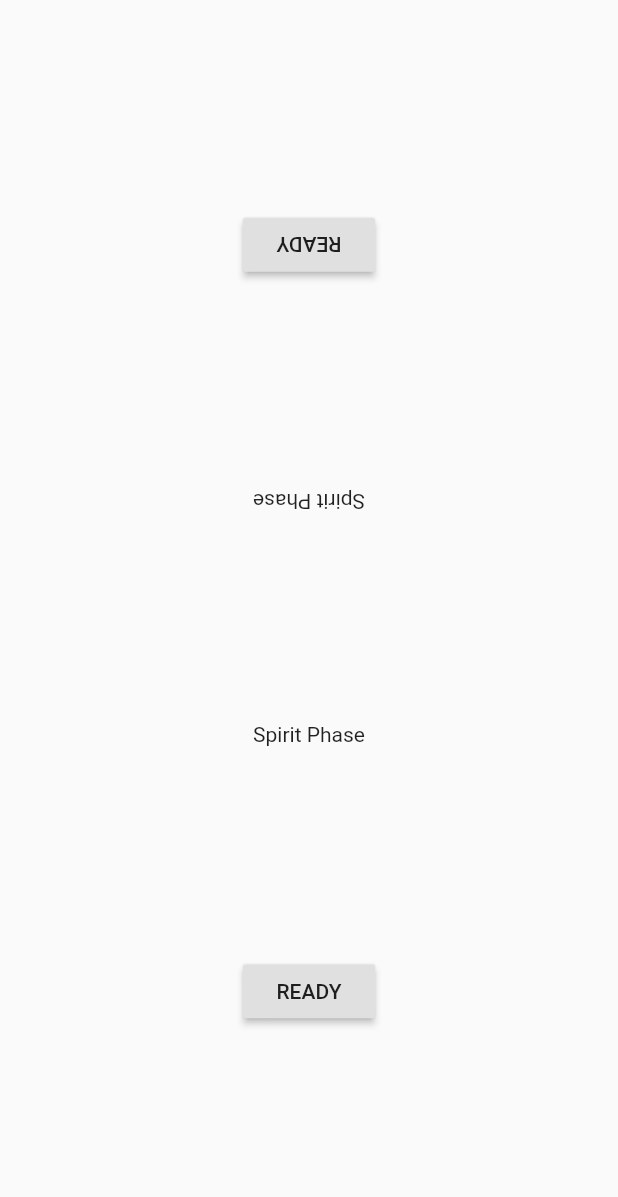
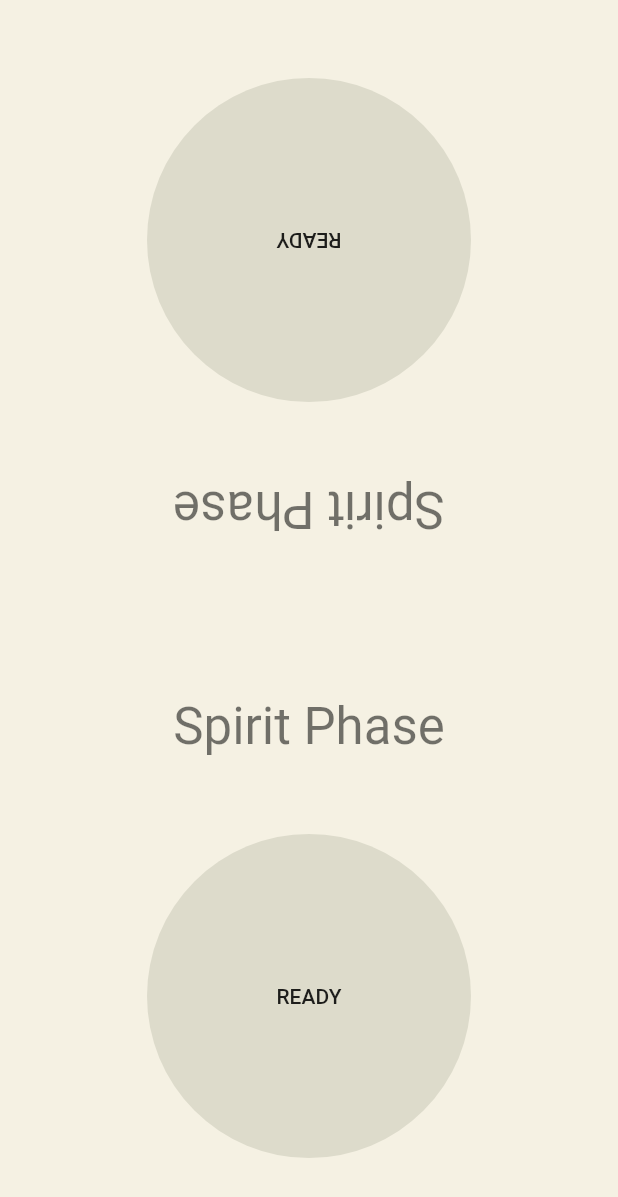
Before and after one commit to Querri/Turn_Tracker, a Flutter app: the screen it shows after launch, after a tap on "START", on a phone screen of 412 x 824 dp. Shown: the top 1197 px of the screen. Run offline on Flutter 3.47's test engine with Material 2 defaults, Android fonts, the phone set to English and light mode, and no system bars.

Commit message:
Theme and flexible layout

```diff
--- a/spirit_island_app/lib/game_view.dart
+++ b/spirit_island_app/lib/game_view.dart
@@ -4,6 +4,7 @@ import 'package:flutter/material.dart';
 
 class GameView extends StatefulWidget {
   final gameName = 'Spirit Island';
+  final phaseCount = _getPhaseCount('Spirit Island');
   final playerCount = 2;
 
   @override
@@ -13,7 +14,7 @@ class GameView extends StatefulWidget {
 class _GameViewState extends State<GameView> {
   bool readyPlayer1 = false;
   bool readyPlayer2 = false;
-  int phaseNum = 1;
+  int currentPhase = 1;
 
   /// Toggle Ready button and check if all players are ready.
   void _toggleReadiness(playerNum) {
@@ -28,10 +29,10 @@ class _GameViewState extends State<GameView> {
         readyPlayer1 = false;
         readyPlayer2 = false;
 
-        if (phaseNum < 4) {
-          phaseNum += 1;
+        if (currentPhase < 4) {
+          currentPhase += 1;
         } else {
-          phaseNum = 1;
+          currentPhase = 1;
         }
       }
     });
@@ -40,25 +41,63 @@ class _GameViewState extends State<GameView> {
   @override
   Widget build(BuildContext context) {
     return Scaffold(
+      backgroundColor: Theme.of(context).colorScheme.background,
       body: Center(
         child: Column(
           mainAxisAlignment: MainAxisAlignment.spaceEvenly,
           children: [
-            RotatedBox(
+            Expanded(
+              child: Container(
+                decoration: BoxDecoration(
+                  color: _getContainerColor(context, readyPlayer2),
+                  borderRadius: BorderRadius.vertical(
+                      bottom: Radius.circular(100),
+                  ),
+                ),
+                width: double.infinity,
+                child: RotatedBox(
                   quarterTurns: 2,
-              child: RaisedButton(
+                  child: Column(
+                    mainAxisAlignment: MainAxisAlignment.spaceEvenly,
+                    children: [
+                      Text(
+                        _getPhaseText('Spirit Island', currentPhase),
+                        style: Theme.of(context).textTheme.headline4,
+                      ),
+                      FlatButton(
+                        color: _getReadyButtonColor(context, readyPlayer2),
+                        padding: EdgeInsets.all(100),
+                        shape: CircleBorder(),
                         onPressed: () {
                           _toggleReadiness(2);
                         },
                         child: Text('READY'),
                       ),
+                    ],
                   ),
-            RotatedBox(
-              quarterTurns: 2,
-              child: Text(_getPhaseText('Spirit Island', phaseNum)),
                 ),
-            Text(_getPhaseText('Spirit Island', phaseNum)),
-            RaisedButton(
+              ),
+            ),
+            Expanded(
+              child: Container(
+                decoration: BoxDecoration(
+                  color: _getContainerColor(context, readyPlayer1),
+                  borderRadius: BorderRadius.vertical(
+                    top: Radius.circular(100),
+                  ),
+                ),
+                width: double.infinity,
+                child: Column(
+                  mainAxisAlignment: MainAxisAlignment.spaceEvenly,
+                  children: [
+                    Text(
+                      _getPhaseText('Spirit Island', currentPhase),
+                      style: Theme.of(context).textTheme.headline4,
+                    ),
+                    FlatButton(
+                      color: _getReadyButtonColor(context, readyPlayer1),
+                      padding: EdgeInsets.all(100),
+                      shape: CircleBorder(),
                       onPressed: () {
                         _toggleReadiness(1);
                       },
@@ -67,10 +106,40 @@ class _GameViewState extends State<GameView> {
                   ],
                 ),
               ),
+            ),
+          ],
+        ),
+      ),
     );
   }
 }
 
+Color _getContainerColor(context, isReady) {
+  if (isReady) {
+    return Theme.of(context).colorScheme.primaryVariant;
+  } else {
+    return Theme.of(context).colorScheme.background;
+  }
+}
+
+Color _getReadyButtonColor(context, isReady) {
+  if (isReady) {
+    return Theme.of(context).colorScheme.primary;
+  } else {
+    return Theme.of(context).colorScheme.secondary;
+  }
+}
+
+/// Get the number of phases in a game.
+int _getPhaseCount(gameName) {
+  switch (gameName) {
+    case ('Spirit Island'): return 5;
+    case ('Direwild'): return 3;
+  }
+  return 0;
+}
+
+/// Get the name of the phase.
 String _getPhaseText(gameName, phaseNum) {
   switch (gameName) {
     case ('Spirit Island'): {
--- a/spirit_island_app/lib/main.dart
+++ b/spirit_island_app/lib/main.dart
@@ -12,23 +12,61 @@ class MyApp extends StatelessWidget {
   Widget build(BuildContext context) {
     return MaterialApp(
       title: 'Flutter Demo',
-      theme: ThemeData(
-        // This is the theme of your application.
-        //
-        // Try running your application with "flutter run". You'll see the
-        // application has a blue toolbar. Then, without quitting the app, try
-        // changing the primarySwatch below to Colors.green and then invoke
-        // "hot reload" (press "r" in the console where you ran "flutter run",
-        // or simply save your changes to "hot reload" in a Flutter IDE).
-        // Notice that the counter didn't reset back to zero; the application
-        // is not restarted.
-        primarySwatch: Colors.blue,
-        // This makes the visual density adapt to the platform that you run
-        // the app on. For desktop platforms, the controls will be smaller and
-        // closer together (more dense) than on mobile platforms.
-        visualDensity: VisualDensity.adaptivePlatformDensity,
-      ),
+      theme: theme(),
       home: MainView(),
     );
   }
 }
+
+/// Theme for the app.
+ThemeData theme() {
+  final ThemeData base = ThemeData.light();
+  return base.copyWith(
+    colorScheme: _colorScheme,
+
+    appBarTheme: AppBarTheme(
+      color: _colorScheme.primary,
+    ),
+
+    backgroundColor: _colorScheme.background,
+
+    buttonTheme: ButtonThemeData(
+      focusColor: _colorScheme.secondary,
+      buttonColor: _colorScheme.secondary,
+      minWidth: 120,
+      height: 50,
+      shape: RoundedRectangleBorder(
+        borderRadius: BorderRadius.circular(25),
+      )
+    ),
+  );
+}
+
+/// Colors and color scheme.
+const Color white = Color(0xFFFFFFFF);
+const Color alabaster = Color(0xFFF5F1E3);
+const Color bone = Color(0xFFDDDBCB);
+const Color lightBlue = Color(0xFF7CBBBB);
+const Color blue = Color(0xFF1B9AAA);
+const Color black = Color(0xFF050505);
+
+const ColorScheme _colorScheme = ColorScheme(
+  brightness: Brightness.light,
+
+  primary: blue,
+  primaryVariant: lightBlue,
+  onPrimary: white,
+
+  secondary: bone,
+  secondaryVariant: bone,
+  onSecondary: black,
+
+  background: alabaster,
+  onBackground: black,
+
+  error: black,
+  onError: white,
+
+  surface: white,
+  onSurface: black,
+);
--- a/spirit_island_app/lib/main_view.dart
+++ b/spirit_island_app/lib/main_view.dart
@@ -9,11 +9,22 @@ class MainView extends StatefulWidget {
 
 class _MainViewState extends State<MainView> {
   int playerCount = 0;
-  String game = '';
+  String selectedGame = '';
+
+  Color _getButtonColor(option, buttonLabel) {
+    if (option == 'gameSelection' && buttonLabel == selectedGame) {
+      return Theme.of(context).colorScheme.primaryVariant;
+    }
+    else if (option == 'playerCount' && buttonLabel == playerCount) {
+      return Theme.of(context).colorScheme.primaryVariant;
+    }
+    return Theme.of(context).colorScheme.secondary;
+  }
 
   @override
   Widget build(BuildContext context) {
     return Scaffold(
+      backgroundColor: Theme.of(context).colorScheme.background,
       appBar: AppBar(
         title: Text('Spirit Island'),
       ),
@@ -21,56 +32,71 @@ class _MainViewState extends State<MainView> {
         child: Column(
           mainAxisAlignment: MainAxisAlignment.center,
           children: <Widget>[
+            Spacer(flex: 4),
             Text('Choose game'),
             Row(
               mainAxisAlignment: MainAxisAlignment.center,
               children: [
+                Spacer(flex: 2),
                 FlatButton(
+                  color: _getButtonColor('gameSelection', 'Spirit Island'),
+                  child: Text('Spirit Island'),
                   onPressed: () {
                     setState(() {
-                      game = 'Spirit Island';
+                      selectedGame = 'Spirit Island';
                     });
                   },
-                  child: Text('Spirit Island'),
                 ),
+                Spacer(),
                 FlatButton(
+                  color: _getButtonColor('gameSelection', 'Direwild'),
+                  child: Text('Direwild'),
                   onPressed: () {
                     setState(() {
-                      game = 'Direwild';
+                      selectedGame = 'Direwild';
                     });
                   },
-                  child: Text('Direwild'),
                 ),
+                Spacer(flex: 2),
               ],
             ),
+            Spacer(),
             Text('Choose the number of players',),
             Row(
-              mainAxisAlignment: MainAxisAlignment.center,
+              mainAxisAlignment: MainAxisAlignment.spaceEvenly,
               children: [
+                Spacer(flex: 2),
                 FlatButton(
+                  color: _getButtonColor('playerCount', 1),
+                  child: Text('1'),
                   onPressed: () {
                     setState(() {
                       playerCount = 1;
                     });
                   },
-                  child: Text('1'),
                 ),
+                Spacer(),
                 FlatButton(
+                  color: _getButtonColor('playerCount', 2),
+                  child: Text('2'),
                   onPressed: () {
                     setState(() {
                       playerCount = 2;
                     });
                   },
-                  child: Text('2'),
                 ),
+                Spacer(flex: 2),
               ],
             ),
+            Spacer(),
             FlatButton(
+              color: Theme.of(context).colorScheme.primary,
               onPressed: () {
                 Navigator.of(context).push(_createRoute());
               },
               child: Text('START'),
             ),
+            Spacer(flex: 5),
           ],
         ),
       ),
```
Lines whose indentation alone changed are shown as unchanged.
